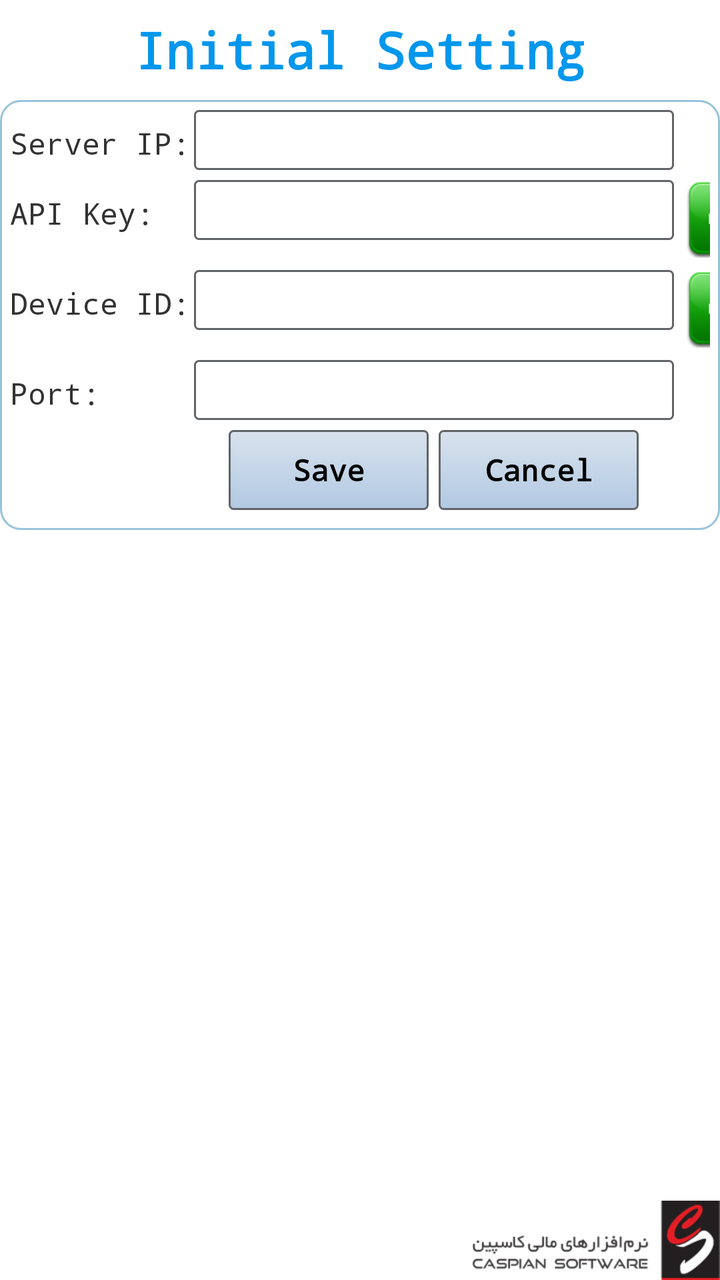
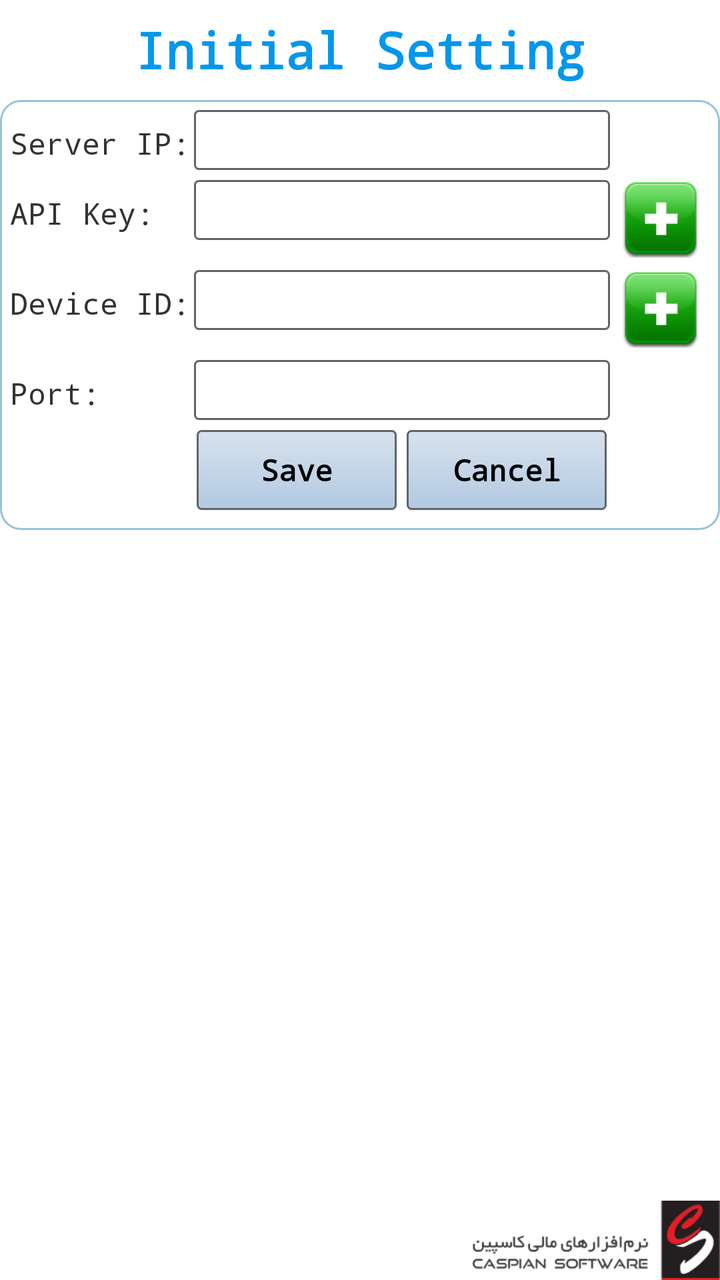

Screens rendered from an Android XML layout before and after an edit, with the pre-edit source and the edit as a unified diff.
<!-- AndroidManifest.xml: application theme AppTheme -->
<!-- res/layout/fragment_initial_setting.xml -->
<?xml version="1.0" encoding="utf-8"?>
<RelativeLayout xmlns:android="http://schemas.android.com/apk/res/android"
                android:orientation="vertical"
                android:layout_width="match_parent"
                android:layout_height="match_parent">

    <include layout="@layout/image_logo" android:id="@+id/caspian_logo"/>

    <LinearLayout style="@style/frame">
        <TextView
            android:text="@string/initial_title"
            style="@style/pageTitle" />

        <LinearLayout style="@style/frame_content" android:id="@+id/login_frame">
            <TableLayout
                android:layout_width="match_parent"
                android:layout_height="match_parent"
                android:layoutDirection="ltr">

                <TableRow style="@style/row">
                    <TextView style="@style/label_latin" android:text="@string/initial_IP" android:id="@+id/initial_label_IP" android:labelFor="@+id/initial_ip" />
                    <EditText  android:id="@id/initial_ip" style="@style/textBoxIP"  />
                </TableRow>

                <TableRow style="@style/row">
                    <TextView style="@style/label_latin" android:text="@string/initial_API" android:id="@+id/initial_label_API" />
                    <TextView android:id="@+id/initial_api_key" style="@style/textBoxLatin" android:labelFor="@id/initial_label_API" />

                    <ImageView
                        android:layout_width="50dp"
                        android:layout_height="40dp"
                        android:id="@+id/initial_btnApiKeyGenerate"
                        android:src="@drawable/add_btn"/>
                </TableRow>

                <TableRow style="@style/row">
                    <TextView style="@style/label_latin" android:text="@string/initial_DeviceID" android:id="@+id/initial_label_device_id" />
                    <TextView android:id="@+id/initial_device_id" style="@style/textBoxLatin" android:labelFor="@id/initial_label_device_id" />

                    <ImageView
                        android:layout_width="50dp"
                        android:layout_height="40dp"
                        android:id="@+id/initial_btnDeviceIdGenerate"
                        android:src="@drawable/add_btn"/>
                </TableRow>

                <TableRow style="@style/row">
                    <TextView style="@style/label_latin" android:text="@string/initial_port" android:id="@+id/initial_label_port" android:labelFor="@+id/initial_port" />
                    <EditText android:id="@id/initial_port" style="@style/textBoxLatinDigit" />
                </TableRow>

                <TableRow style="@style/row">
                    <LinearLayout />

                    <LinearLayout android:layout_gravity="center"
                                  android:orientation="horizontal"
                                  android:layout_width="match_parent"
                                  android:layout_height="wrap_content">
                        <Button
                            style="@style/button"
                            android:id="@+id/initial_btnSave"
                            android:text="@string/initial_save"/>

                        <Button
                            style="@style/button"
                            android:id="@+id/initial_btnCancel"
                            android:text="@string/initial_cancel"
                            android:layout_marginStart="5dp"/>
                    </LinearLayout>
                </TableRow>
            </TableLayout>
        </LinearLayout>

        <ProgressBar
            style="@style/progressBarCircle"
            android:id="@+id/initial_progressBar" />

        <TextView style="@style/errorLabel" android:id="@+id/login_error" />
    </LinearLayout>


</RelativeLayout>
<!-- res/layout/image_logo.xml (included above) -->
<ImageView xmlns:android="http://schemas.android.com/apk/res/android"
           android:layout_width="wrap_content"
           android:layout_height="wrap_content"
           android:src="@drawable/ic_logo"
           android:layout_alignParentEnd="true"
           android:layout_alignParentBottom="true"
           android:layout_marginBottom="0dp"
           android:layout_marginStart="0dp"
           android:layout_marginTop="0dp"
           />
<!-- resources referenced by this layout -->
<resources>
  <string name="initial_API">API Key:</string>
  <string name="initial_DeviceID">Device ID:</string>
  <string name="initial_IP">Server IP:</string>
  <string name="initial_cancel">Cancel</string>
  <string name="initial_port">Port:</string>
  <string name="initial_save">Save</string>
  <string name="initial_title">Initial Setting</string>
  <style name="button">
          <item name="android:layout_width">100dp</item>
          <item name="android:layout_height">40dp</item>
          <item name="android:textSize">15sp</item>
          <item name="android:textStyle">bold</item>
          <item name="android:background">@drawable/button_theme</item>
      </style>
  <style name="frame">
          <item name="android:layout_width">match_parent</item>
          <item name="android:layout_height">wrap_content</item>
          
          <item name="android:layout_centerHorizontal">true</item>
          <item name="android:orientation">vertical</item>
      </style>
  <style name="label_latin" parent="label">
          <item name="android:textDirection">ltr</item>
          
      </style>
  <style name="row">
          <item name="android:layout_width">match_parent</item>
          <item name="android:layout_height">wrap_content</item>
          
          <item name="android:layout_marginBottom">5dp</item>
          <item name="android:orientation">horizontal</item>
      </style>
  <style name="textBoxIP" parent="textBoxLatinDigit">
          <item name="android:digits">0123456789.</item>
      </style>
  <style name="textBoxLatin" parent="textBoxStandard">
          <item name="android:textDirection">ltr</item>
          <item name="android:textAlignment">viewStart</item>
          <item name="android:typeface">serif</item>
      </style>
  <style name="textBoxLatinDigit" parent="textBoxLatin">
          <item name="android:digits">0123456789</item>
          <item name="android:inputType">number</item>
      </style>
  <style name="AppTheme" parent="android:Theme.Holo.Light.DarkActionBar"> 
          
          <item name="colorPrimary">@color/colorPrimary</item>
          <item name="colorPrimaryDark">@color/colorPrimaryDark</item>
  
          
          <item name="colorAccent">@color/colorAccent</item>
          <item name="android:typeface">monospace</item>
      </style>
  <style name="label">
          <item name="android:layout_width">wrap_content</item>
          <item name="android:layout_height">30dp</item>
          <item name="android:textSize">15sp</item>
          
          <item name="android:paddingEnd">2dp</item>
          <item name="android:paddingRight">2dp</item>
          <item name="android:gravity">center_vertical</item>
      </style>
  <color name="errorText">#1b1a1a</color>
  <!-- drawable error_theme (drawable) -->
  <?xml version="1.0" encoding="utf-8"?>
  <shape xmlns:android="http://schemas.android.com/apk/res/android"
      android:shape="rectangle">
  
  
      <corners android:radius="10dp" />
      <solid android:color="@color/errorBackColor" />
  </shape>
  <color name="bluePageTitle">#0397ec</color>
  <color name="colorPrimary">#1c1c1d</color>
  <color name="colorPrimaryDark">#1c1c1d</color>
  <color name="colorAccent">#0397ec</color>
  <color name="buttonStartGradient">#b2c9e2</color>
  <color name="textBoxBorderColor">#616568</color>
  <color name="buttonEndGradient">#d8e2ed</color>
  <color name="errorBackColor">#f2e580</color>
  <color name="frameBorderColor">#97c3d9</color>
  <!-- drawable textbox_theme (drawable-mdpi) -->
  <?xml version="1.0" encoding="utf-8"?>
  <selector xmlns:android="http://schemas.android.com/apk/res/android">
      <item android:state_focused="true"
            android:drawable="@drawable/textbox_onfocus" />
  
      <item android:drawable="@drawable/textbox_normal" />
  
  </selector>
  <color name="textBoxOnFocus">#f2e580</color>
  <!-- unchanged entries left out for length: 12 -->
</resources>

<!-- the commit's change to res/layout/fragment_initial_setting.xml (unified diff, before → after) -->
@@ -15,6 +15,7 @@
             <TableLayout
                 android:layout_width="match_parent"
                 android:layout_height="match_parent"
+                android:shrinkColumns="1"
                 android:layoutDirection="ltr">
 
                 <TableRow style="@style/row">
